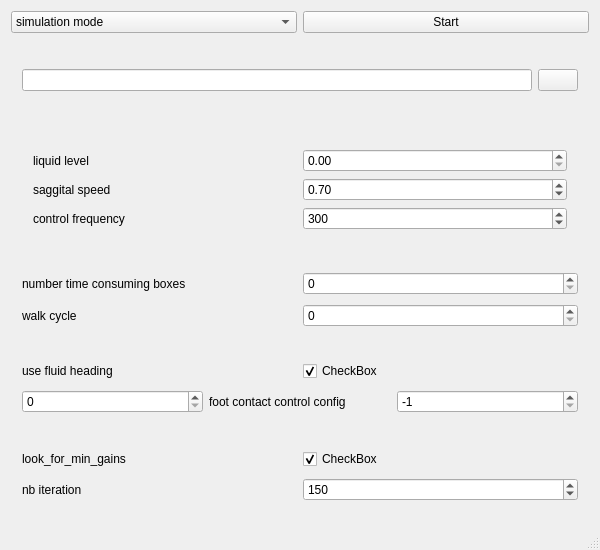
Qt form gui/mainwindow.ui (scarensac/simbicon_qt) before a commit.
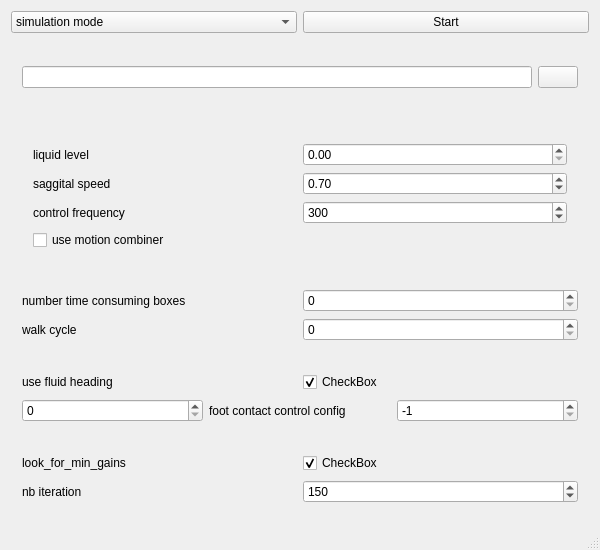
The same form after that commit.

Diff of the .ui file:
```diff
--- a/gui/mainwindow.ui
+++ b/gui/mainwindow.ui
@@ -148,6 +148,13 @@
             </item>
            </layout>
           </item>
+          <item>
+           <widget class="QCheckBox" name="check_box_use_motion_combiner">
+            <property name="text">
+             <string>use motion combiner</string>
+            </property>
+           </widget>
+          </item>
          </layout>
         </widget>
        </item>
```
